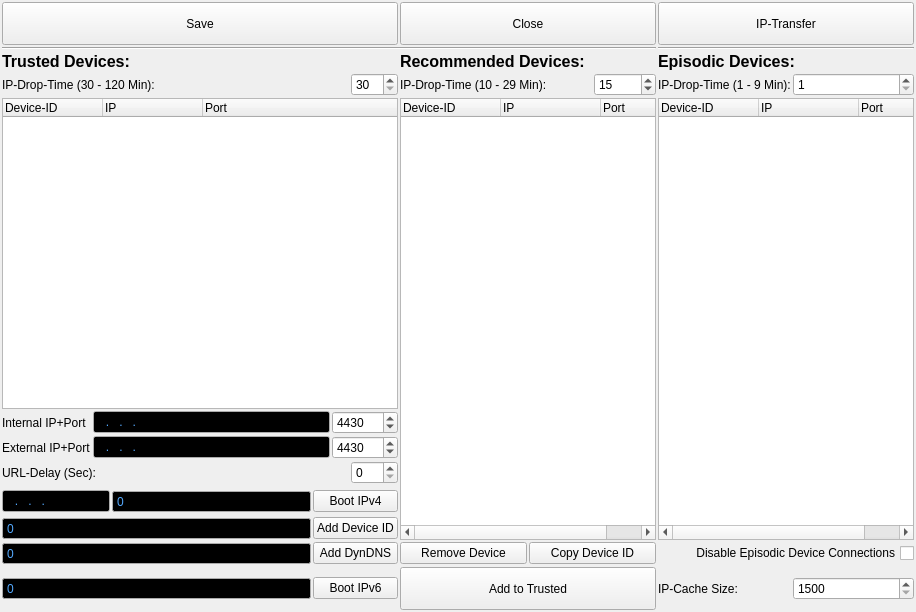
Qt form ui/connection-display.ui (berndhs/arado) before a commit.
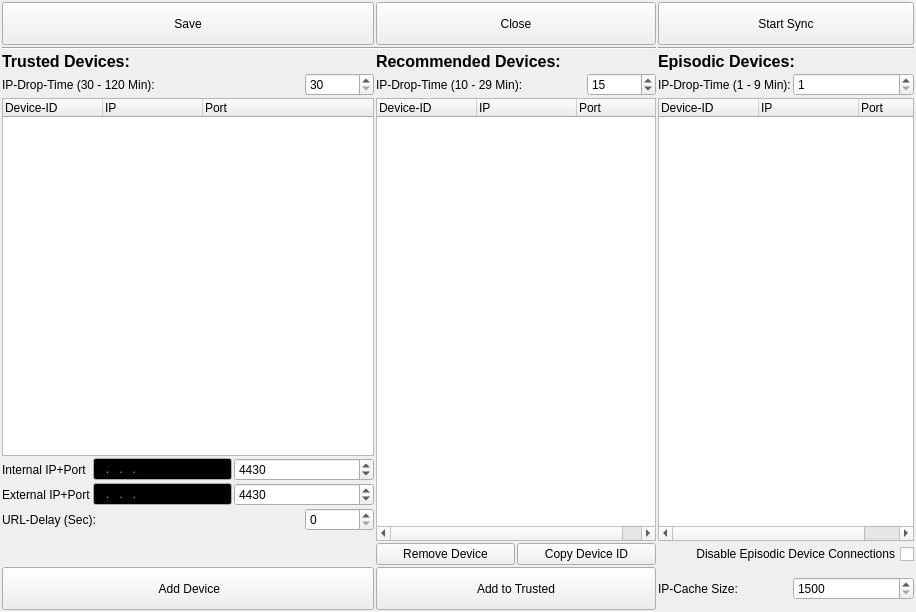
The same form after that commit. Icons and pictures are not drawn.

Commit message: connection display ui: Bottons "add server" and "transfer ip" added,  not connected to the code.

Diff of the .ui file:
```diff
--- a/ui/connection-display.ui
+++ b/ui/connection-display.ui
@@ -14,7 +14,7 @@
    <string>Form</string>
   </property>
   <layout class="QGridLayout" name="gridLayout">
-   <item row="3" column="0" colspan="6">
+   <item row="3" column="0" colspan="5">
     <widget class="QLabel" name="labeltrusted">
      <property name="font">
       <font>
@@ -28,7 +28,7 @@
      </property>
     </widget>
    </item>
-   <item row="3" column="6" colspan="4">
+   <item row="3" column="5" colspan="4">
     <widget class="QLabel" name="labeltrecommended">
      <property name="font">
       <font>
@@ -42,7 +42,7 @@
      </property>
     </widget>
    </item>
-   <item row="3" column="12" colspan="2">
+   <item row="3" column="11" colspan="2">
     <widget class="QLabel" name="labelrpisodiv">
      <property name="font">
       <font>
@@ -56,14 +56,14 @@
      </property>
     </widget>
    </item>
-   <item row="4" column="0" colspan="5">
+   <item row="4" column="0" colspan="4">
     <widget class="QLabel" name="labelipdrop_4">
      <property name="text">
       <string>IP-Drop-Time (30 - 120 Min):</string>
      </property>
     </widget>
    </item>
-   <item row="4" column="5">
+   <item row="4" column="4">
     <widget class="QSpinBox" name="ipdroptrusted">
      <property name="toolTip">
       <string>IP-connections of your devices are dropped for sync-balancing reasons each X minutes (10-30).</string>
@@ -79,14 +79,14 @@
      </property>
     </widget>
    </item>
-   <item row="4" column="6" colspan="3">
+   <item row="4" column="5" colspan="3">
     <widget class="QLabel" name="labelipdrop_3">
      <property name="text">
       <string>IP-Drop-Time (10 - 29 Min):</string>
      </property>
     </widget>
    </item>
-   <item row="4" column="9">
+   <item row="4" column="8">
     <widget class="QSpinBox" name="ipdroprecommended">
      <property name="toolTip">
       <string>IP-connections of your devices are dropped for sync-balancing reasons each X minutes (10-30).</string>
@@ -105,14 +105,14 @@
      </property>
     </widget>
    </item>
-   <item row="4" column="12">
+   <item row="4" column="11">
     <widget class="QLabel" name="labelipdrop_2">
      <property name="text">
       <string>IP-Drop-Time (1 - 9 Min):</string>
      </property>
     </widget>
    </item>
-   <item row="4" column="13">
+   <item row="4" column="12">
     <widget class="QSpinBox" name="ipdropepisodic">
      <property name="toolTip">
       <string>IP-connections of your devices are dropped for sync-balancing reasons each X minutes (10-30).</string>
@@ -128,7 +128,7 @@
      </property>
     </widget>
    </item>
-   <item row="5" column="0" colspan="6">
+   <item row="5" column="0" colspan="5">
     <widget class="QTreeWidget" name="treeWidget_trusted">
      <attribute name="headerDefaultSectionSize">
       <number>100</number>
@@ -150,7 +150,7 @@
      </column>
     </widget>
    </item>
-   <item row="5" column="6" rowspan="9" colspan="4">
+   <item row="5" column="5" rowspan="9" colspan="4">
     <widget class="QTreeWidget" name="treeWidget_recommended">
      <attribute name="headerDefaultSectionSize">
       <number>100</number>
@@ -172,7 +172,7 @@
      </column>
     </widget>
    </item>
-   <item row="5" column="12" rowspan="9" colspan="2">
+   <item row="5" column="11" rowspan="9" colspan="2">
     <widget class="QTreeWidget" name="treeWidget_episodic">
      <attribute name="headerDefaultSectionSize">
       <number>100</number>
@@ -194,595 +194,7 @@
      </column>
     </widget>
    </item>
-   <item row="6" column="0">
-    <widget class="QLabel" name="labelmyport_2">
-     <property name="text">
-      <string>Internal IP+Port</string>
-     </property>
-    </widget>
-   </item>
-   <item row="6" column="1" colspan="3">
-    <widget class="QLineEdit" name="addipinternal">
-     <property name="palette">
-      <palette>
-       <active>
-        <colorrole role="Text">
-         <brush brushstyle="SolidPattern">
-          <color alpha="255">
-           <red>85</red>
-           <green>170</green>
-           <blue>255</blue>
-          </color>
-         </brush>
-        </colorrole>
-        <colorrole role="Base">
-         <brush brushstyle="SolidPattern">
-          <color alpha="255">
-           <red>0</red>
-           <green>0</green>
-           <blue>0</blue>
-          </color>
-         </brush>
-        </colorrole>
-       </active>
-       <inactive>
-        <colorrole role="Text">
-         <brush brushstyle="SolidPattern">
-          <color alpha="255">
-           <red>85</red>
-           <green>170</green>
-           <blue>255</blue>
-          </color>
-         </brush>
-        </colorrole>
-        <colorrole role="Base">
-         <brush brushstyle="SolidPattern">
-          <color alpha="255">
-           <red>0</red>
-           <green>0</green>
-           <blue>0</blue>
-          </color>
-         </brush>
-        </colorrole>
-       </inactive>
-       <disabled>
-        <colorrole role="Text">
-         <brush brushstyle="SolidPattern">
-          <color alpha="255">
-           <red>190</red>
-           <green>190</green>
-           <blue>190</blue>
-          </color>
-         </brush>
-        </colorrole>
-        <colorrole role="Base">
-         <brush brushstyle="SolidPattern">
-          <color alpha="255">
-           <red>239</red>
-           <green>235</green>
-           <blue>231</blue>
-          </color>
-         </brush>
-        </colorrole>
-       </disabled>
-      </palette>
-     </property>
-     <property name="font">
-      <font>
-       <kerning>true</kerning>
-      </font>
-     </property>
-     <property name="toolTip">
-      <string>Enter any online  IP-Adress of your network, if the IP-cache is empty.</string>
-     </property>
-     <property name="inputMask">
-      <string>999.999.999.999; </string>
-     </property>
-     <property name="frame">
-      <bool>true</bool>
-     </property>
-    </widget>
-   </item>
-   <item row="6" column="4" colspan="2">
-    <widget class="QSpinBox" name="myportinternal">
-     <property name="toolTip">
-      <string>You need to forward this port in your NAT/router, if you want to connect.</string>
-     </property>
-     <property name="maximum">
-      <number>65535</number>
-     </property>
-     <property name="value">
-      <number>4430</number>
-     </property>
-    </widget>
-   </item>
-   <item row="7" column="0">
-    <widget class="QLabel" name="labelmyport_3">
-     <property name="text">
-      <string>External IP+Port</string>
-     </property>
-    </widget>
-   </item>
-   <item row="7" column="1" colspan="3">
-    <widget class="QLineEdit" name="addipexternal">
-     <property name="palette">
-      <palette>
-       <active>
-        <colorrole role="Text">
-         <brush brushstyle="SolidPattern">
-          <color alpha="255">
-           <red>85</red>
-           <green>170</green>
-           <blue>255</blue>
-          </color>
-         </brush>
-        </colorrole>
-        <colorrole role="Base">
-         <brush brushstyle="SolidPattern">
-          <color alpha="255">
-           <red>0</red>
-           <green>0</green>
-           <blue>0</blue>
-          </color>
-         </brush>
-        </colorrole>
-       </active>
-       <inactive>
-        <colorrole role="Text">
-         <brush brushstyle="SolidPattern">
-          <color alpha="255">
-           <red>85</red>
-           <green>170</green>
-           <blue>255</blue>
-          </color>
-         </brush>
-        </colorrole>
-        <colorrole role="Base">
-         <brush brushstyle="SolidPattern">
-          <color alpha="255">
-           <red>0</red>
-           <green>0</green>
-           <blue>0</blue>
-          </color>
-         </brush>
-        </colorrole>
-       </inactive>
-       <disabled>
-        <colorrole role="Text">
-         <brush brushstyle="SolidPattern">
-          <color alpha="255">
-           <red>190</red>
-           <green>190</green>
-           <blue>190</blue>
-          </color>
-         </brush>
-        </colorrole>
-        <colorrole role="Base">
-         <brush brushstyle="SolidPattern">
-          <color alpha="255">
-           <red>239</red>
-           <green>235</green>
-           <blue>231</blue>
-          </color>
-         </brush>
-        </colorrole>
-       </disabled>
-      </palette>
-     </property>
-     <property name="font">
-      <font>
-       <kerning>true</kerning>
-      </font>
-     </property>
-     <property name="toolTip">
-      <string>Enter any online  IP-Adress of your network, if the IP-cache is empty.</string>
-     </property>
-     <property name="inputMask">
-      <string>999.999.999.999; </string>
-     </property>
-     <property name="frame">
-      <bool>true</bool>
-     </property>
-    </widget>
-   </item>
-   <item row="7" column="4" colspan="2">
-    <widget class="QSpinBox" name="myportexternal">
-     <property name="toolTip">
-      <string>You need to forward this port in your NAT/router, if you want to connect.</string>
-     </property>
-     <property name="maximum">
-      <number>65535</number>
-     </property>
-     <property name="value">
-      <number>4430</number>
-     </property>
-    </widget>
-   </item>
-   <item row="8" column="0" colspan="5">
-    <widget class="QLabel" name="labelurldelay">
-     <property name="text">
-      <string>URL-Delay (Sec):</string>
-     </property>
-    </widget>
-   </item>
-   <item row="8" column="5">
-    <widget class="QSpinBox" name="urldelay">
-     <property name="toolTip">
-      <string>An URLs is transferred each X seconds to each connection. Delay defines the used bandwidth. 0 means as fast as possible.</string>
-     </property>
-    </widget>
-   </item>
-   <item row="11" column="0" colspan="2">
-    <widget class="QLineEdit" name="addbootipv4">
-     <property name="palette">
-      <palette>
-       <active>
-        <colorrole role="Text">
-         <brush brushstyle="SolidPattern">
-          <color alpha="255">
-           <red>85</red>
-           <green>170</green>
-           <blue>255</blue>
-          </color>
-         </brush>
-        </colorrole>
-        <colorrole role="Base">
-         <brush brushstyle="SolidPattern">
-          <color alpha="255">
-           <red>0</red>
-           <green>0</green>
-           <blue>0</blue>
-          </color>
-         </brush>
-        </colorrole>
-       </active>
-       <inactive>
-        <colorrole role="Text">
-         <brush brushstyle="SolidPattern">
-          <color alpha="255">
-           <red>85</red>
-           <green>170</green>
-           <blue>255</blue>
-          </color>
-         </brush>
-        </colorrole>
-        <colorrole role="Base">
-         <brush brushstyle="SolidPattern">
-          <color alpha="255">
-           <red>0</red>
-           <green>0</green>
-           <blue>0</blue>
-          </color>
-         </brush>
-        </colorrole>
-       </inactive>
-       <disabled>
-        <colorrole role="Text">
-         <brush brushstyle="SolidPattern">
-          <color alpha="255">
-           <red>190</red>
-           <green>190</green>
-           <blue>190</blue>
-          </color>
-         </brush>
-        </colorrole>
-        <colorrole role="Base">
-         <brush brushstyle="SolidPattern">
-          <color alpha="255">
-           <red>239</red>
-           <green>235</green>
-           <blue>231</blue>
-          </color>
-         </brush>
-        </colorrole>
-       </disabled>
-      </palette>
-     </property>
-     <property name="font">
-      <font>
-       <kerning>true</kerning>
-      </font>
-     </property>
-     <property name="toolTip">
-      <string>Enter any online  IP-Adress of your network, if the IP-cache is empty.</string>
-     </property>
-     <property name="inputMask">
-      <string>999.999.999.999; </string>
-     </property>
-     <property name="frame">
-      <bool>true</bool>
-     </property>
-    </widget>
-   </item>
-   <item row="11" column="2">
-    <widget class="QSpinBox" name="addbootportv4">
-     <property name="sizePolicy">
-      <sizepolicy hsizetype="Expanding" vsizetype="Fixed">
-       <horstretch>0</horstretch>
-       <verstretch>0</verstretch>
-      </sizepolicy>
-     </property>
-     <property name="palette">
-      <palette>
-       <active>
-        <colorrole role="Text">
-         <brush brushstyle="SolidPattern">
-          <color alpha="255">
-           <red>85</red>
-           <green>170</green>
-           <blue>255</blue>
-          </color>
-         </brush>
-        </colorrole>
-        <colorrole role="Base">
-         <brush brushstyle="SolidPattern">
-          <color alpha="255">
-           <red>0</red>
-           <green>0</green>
-           <blue>0</blue>
-          </color>
-         </brush>
-        </colorrole>
-       </active>
-       <inactive>
-        <colorrole role="Text">
-         <brush brushstyle="SolidPattern">
-          <color alpha="255">
-           <red>85</red>
-           <green>170</green>
-           <blue>255</blue>
-          </color>
-         </brush>
-        </colorrole>
-        <colorrole role="Base">
-         <brush brushstyle="SolidPattern">
-          <color alpha="255">
-           <red>0</red>
-           <green>0</green>
-           <blue>0</blue>
-          </color>
-         </brush>
-        </colorrole>
-       </inactive>
-       <disabled>
-        <colorrole role="Text">
-         <brush brushstyle="SolidPattern">
-          <color alpha="255">
-           <red>190</red>
-           <green>190</green>
-           <blue>190</blue>
-          </color>
-         </brush>
-        </colorrole>
-        <colorrole role="Base">
-         <brush brushstyle="SolidPattern">
-          <color alpha="255">
-           <red>239</red>
-           <green>235</green>
-           <blue>231</blue>
-          </color>
-         </brush>
-        </colorrole>
-       </disabled>
-      </palette>
-     </property>
-     <property name="toolTip">
-      <string>Add the referring port of the entered IP.</string>
-     </property>
-     <property name="frame">
-      <bool>true</bool>
-     </property>
-     <property name="buttonSymbols">
-      <enum>QAbstractSpinBox::NoButtons</enum>
-     </property>
-     <property name="maximum">
-      <number>65535</number>
-     </property>
-    </widget>
-   </item>
-   <item row="11" column="3" colspan="3">
-    <widget class="QPushButton" name="buttonbootipv4">
-     <property name="toolTip">
-      <string>Boot with an IP+Port, if the IP-cache is empty or outdated.</string>
-     </property>
-     <property name="text">
-      <string>Boot IPv4</string>
-     </property>
-    </widget>
-   </item>
-   <item row="13" column="0" colspan="3">
-    <widget class="QSpinBox" name="adddeviceid">
-     <property name="sizePolicy">
-      <sizepolicy hsizetype="Expanding" vsizetype="Fixed">
-       <horstretch>0</horstretch>
-       <verstretch>0</verstretch>
-      </sizepolicy>
-     </property>
-     <property name="palette">
-      <palette>
-       <active>
-        <colorrole role="Text">
-         <brush brushstyle="SolidPattern">
-          <color alpha="255">
-           <red>85</red>
-           <green>170</green>
-           <blue>255</blue>
-          </color>
-         </brush>
-        </colorrole>
-        <colorrole role="Base">
-         <brush brushstyle="SolidPattern">
-          <color alpha="255">
-           <red>0</red>
-           <green>0</green>
-           <blue>0</blue>
-          </color>
-         </brush>
-        </colorrole>
-       </active>
-       <inactive>
-        <colorrole role="Text">
-         <brush brushstyle="SolidPattern">
-          <color alpha="255">
-           <red>85</red>
-           <green>170</green>
-           <blue>255</blue>
-          </color>
-         </brush>
-        </colorrole>
-        <colorrole role="Base">
-         <brush brushstyle="SolidPattern">
-          <color alpha="255">
-           <red>0</red>
-           <green>0</green>
-           <blue>0</blue>
-          </color>
-         </brush>
-        </colorrole>
-       </inactive>
-       <disabled>
-        <colorrole role="Text">
-         <brush brushstyle="SolidPattern">
-          <color alpha="255">
-           <red>190</red>
-           <green>190</green>
-           <blue>190</blue>
-          </color>
-         </brush>
-        </colorrole>
-        <colorrole role="Base">
-         <brush brushstyle="SolidPattern">
-          <color alpha="255">
-           <red>239</red>
-           <green>235</green>
-           <blue>231</blue>
-          </color>
-         </brush>
-        </colorrole>
-       </disabled>
-      </palette>
-     </property>
-     <property name="toolTip">
-      <string>Add the referring port of the entered IP.</string>
-     </property>
-     <property name="frame">
-      <bool>true</bool>
-     </property>
-     <property name="buttonSymbols">
-      <enum>QAbstractSpinBox::NoButtons</enum>
-     </property>
-     <property name="maximum">
-      <number>65535</number>
-     </property>
-    </widget>
-   </item>
-   <item row="13" column="3" colspan="3">
-    <widget class="QPushButton" name="pushButton_adddeviceid">
-     <property name="toolTip">
-      <string>Enter the Device-IP, the DHT will find the current IP.</string>
-     </property>
-     <property name="text">
-      <string>Add Device ID</string>
-     </property>
-    </widget>
-   </item>
-   <item row="16" column="0" colspan="3">
-    <widget class="QSpinBox" name="adddyndns">
-     <property name="sizePolicy">
-      <sizepolicy hsizetype="Expanding" vsizetype="Fixed">
-       <horstretch>0</horstretch>
-       <verstretch>0</verstretch>
-      </sizepolicy>
-     </property>
-     <property name="palette">
-      <palette>
-       <active>
-        <colorrole role="Text">
-         <brush brushstyle="SolidPattern">
-          <color alpha="255">
-           <red>85</red>
-           <green>170</green>
-           <blue>255</blue>
-          </color>
-         </brush>
-        </colorrole>
-        <colorrole role="Base">
-         <brush brushstyle="SolidPattern">
-          <color alpha="255">
-           <red>0</red>
-           <green>0</green>
-           <blue>0</blue>
-          </color>
-         </brush>
-        </colorrole>
-       </active>
-       <inactive>
-        <colorrole role="Text">
-         <brush brushstyle="SolidPattern">
-          <color alpha="255">
-           <red>85</red>
-           <green>170</green>
-           <blue>255</blue>
-          </color>
-         </brush>
-        </colorrole>
-        <colorrole role="Base">
-         <brush brushstyle="SolidPattern">
-          <color alpha="255">
-           <red>0</red>
-           <green>0</green>
-           <blue>0</blue>
-          </color>
-         </brush>
-        </colorrole>
-       </inactive>
-       <disabled>
-        <colorrole role="Text">
-         <brush brushstyle="SolidPattern">
-          <color alpha="255">
-           <red>190</red>
-           <green>190</green>
-           <blue>190</blue>
-          </color>
-         </brush>
-        </colorrole>
-        <colorrole role="Base">
-         <brush brushstyle="SolidPattern">
-          <color alpha="255">
-           <red>239</red>
-           <green>235</green>
-           <blue>231</blue>
-          </color>
-         </brush>
-        </colorrole>
-       </disabled>
-      </palette>
-     </property>
-     <property name="toolTip">
-      <string>Add the referring port of the entered IP.</string>
-     </property>
-     <property name="frame">
-      <bool>true</bool>
-     </property>
-     <property name="buttonSymbols">
-      <enum>QAbstractSpinBox::NoButtons</enum>
-     </property>
-     <property name="maximum">
-      <number>65535</number>
-     </property>
-    </widget>
-   </item>
-   <item row="16" column="3" colspan="3">
-    <widget class="QPushButton" name="pushButton_adddyndns">
-     <property name="toolTip">
-      <string>Add DynDNS URL for any IP to the trusted Cache.</string>
-     </property>
-     <property name="text">
-      <string>Add DynDNS</string>
-     </property>
-    </widget>
-   </item>
-   <item row="16" column="6" colspan="2">
+   <item row="16" column="5" colspan="2">
     <widget class="QPushButton" name="pushButton_remove">
      <property name="toolTip">
       <string>Removes a trusted IP from the list.</string>
@@ -792,7 +204,7 @@
      </property>
     </widget>
    </item>
-   <item row="16" column="8" colspan="2">
+   <item row="16" column="7" colspan="2">
     <widget class="QPushButton" name="pushButton_copyid">
      <property name="toolTip">
       <string>Copy your Device-ID to the clipboard</string>
@@ -802,103 +214,7 @@
      </property>
     </widget>
    </item>
-   <item row="17" column="0" colspan="3">
-    <widget class="QSpinBox" name="addbootipv6">
-     <property name="sizePolicy">
-      <sizepolicy hsizetype="Expanding" vsizetype="Fixed">
-       <horstretch>0</horstretch>
-       <verstretch>0</verstretch>
-      </sizepolicy>
-     </property>
-     <property name="palette">
-      <palette>
-       <active>
-        <colorrole role="Text">
-         <brush brushstyle="SolidPattern">
-          <color alpha="255">
-           <red>85</red>
-           <green>170</green>
-           <blue>255</blue>
-          </color>
-         </brush>
-        </colorrole>
-        <colorrole role="Base">
-         <brush brushstyle="SolidPattern">
-          <color alpha="255">
-           <red>0</red>
-           <green>0</green>
-           <blue>0</blue>
-          </color>
-         </brush>
-        </colorrole>
-       </active>
-       <inactive>
-        <colorrole role="Text">
-         <brush brushstyle="SolidPattern">
-          <color alpha="255">
-           <red>85</red>
-           <green>170</green>
-           <blue>255</blue>
-          </color>
-         </brush>
-        </colorrole>
-        <colorrole role="Base">
-         <brush brushstyle="SolidPattern">
-          <color alpha="255">
-           <red>0</red>
-           <green>0</green>
-           <blue>0</blue>
-          </color>
-         </brush>
-        </colorrole>
-       </inactive>
-       <disabled>
-        <colorrole role="Text">
-         <brush brushstyle="SolidPattern">
-          <color alpha="255">
-           <red>190</red>
-           <green>190</green>
-           <blue>190</blue>
-          </color>
-         </brush>
-        </colorrole>
-        <colorrole role="Base">
-         <brush brushstyle="SolidPattern">
-          <color alpha="255">
-           <red>239</red>
-           <green>235</green>
-           <blue>231</blue>
-          </color>
-         </brush>
-        </colorrole>
-       </disabled>
-      </palette>
-     </property>
-     <property name="toolTip">
-      <string>Add the referring port of the entered IP.</string>
-     </property>
-     <property name="frame">
-      <bool>true</bool>
-     </property>
-     <property name="buttonSymbols">
-      <enum>QAbstractSpinBox::NoButtons</enum>
-     </property>
-     <property name="maximum">
-      <number>65535</number>
-     </property>
-    </widget>
-   </item>
-   <item row="17" column="3" colspan="3">
-    <widget class="QPushButton" name="pushButton_bootipv6">
-     <property name="toolTip">
-      <string>Boot with any online IPv6 Adress</string>
-     </property>
-     <property name="text">
-      <string>Boot IPv6</string>
-     </property>
-    </widget>
-   </item>
-   <item row="17" column="6" colspan="4">
+   <item row="17" column="5" colspan="4">
     <widget class="QPushButton" name="pushButton_addtotrusted">
      <property name="minimumSize">
       <size>
@@ -924,7 +240,7 @@
      </property>
     </widget>
    </item>
-   <item row="17" column="12">
+   <item row="17" column="11">
     <widget class="QLabel" name="labelipcachesize_3">
      <property name="layoutDirection">
       <enum>Qt::RightToLeft</enum>
@@ -934,7 +250,7 @@
      </property>
     </widget>
    </item>
-   <item row="17" column="13">
+   <item row="17" column="12">
     <widget class="QSpinBox" name="ipcachesize">
      <property name="toolTip">
       <string>Amount of IP-adresses in your IP-cache (1500-5000). Rise up, if all IP-adresses are outdated or offline and connections fail after a start.  Then each minute a request is sent to the boot-IP-connections, to fill the cache for 100%.</string>
@@ -950,7 +266,7 @@
      </property>
     </widget>
    </item>
-   <item row="16" column="12" colspan="2">
+   <item row="16" column="11" colspan="2">
     <widget class="QCheckBox" name="checkboxdisableepisodic">
      <property name="layoutDirection">
       <enum>Qt::RightToLeft</enum>
@@ -960,7 +276,7 @@
      </property>
     </widget>
    </item>
-   <item row="1" column="0" colspan="6">
+   <item row="1" column="0" colspan="5">
     <widget class="QPushButton" name="pushButton_savesettings_2">
      <property name="enabled">
       <bool>true</bool>
@@ -989,7 +305,7 @@
      </property>
     </widget>
    </item>
-   <item row="1" column="6" colspan="4">
+   <item row="1" column="5" colspan="4">
     <widget class="QPushButton" name="pushButton_closesettings">
      <property name="enabled">
       <bool>true</bool>
@@ -1018,7 +334,7 @@
      </property>
     </widget>
    </item>
-   <item row="1" column="12" colspan="2">
+   <item row="1" column="11" colspan="2">
     <widget class="QPushButton" name="pushButton_iptransfer">
      <property name="minimumSize">
       <size>
@@ -1030,7 +346,7 @@
       <string>Asks connected devices for their trusted, recommended and episodic Device-IP-Lists. Trusted Devices are transfered to Recommended List. All other into Episodic List.</string>
      </property>
      <property name="text">
-      <string>IP-Transfer</string>
+      <string>Start Sync</string>
      </property>
      <property name="icon">
       <iconset resource="../arado.qrc">
@@ -1044,21 +360,289 @@
      </property>
     </widget>
    </item>
-   <item row="2" column="0" colspan="10">
+   <item row="2" column="0" colspan="9">
     <widget class="Line" name="line">
      <property name="orientation">
       <enum>Qt::Horizontal</enum>
      </property>
     </widget>
    </item>
-   <item row="2" column="12" colspan="2">
+   <item row="2" column="11" colspan="2">
     <widget class="Line" name="line_2">
      <property name="orientation">
       <enum>Qt::Horizontal</enum>
      </property>
     </widget>
    </item>
+   <item row="17" column="0" colspan="5">
+    <widget class="QPushButton" name="buttonbootipv4">
+     <property name="minimumSize">
+      <size>
+       <width>0</width>
+       <height>43</height>
+      </size>
+     </property>
+     <property name="baseSize">
+      <size>
+       <width>0</width>
+       <height>0</height>
+      </size>
+     </property>
+     <property name="toolTip">
+      <string>Boot with an IP+Port, if the IP-cache is empty or outdated.</string>
+     </property>
+     <property name="text">
+      <string> Add Device</string>
+     </property>
+     <property name="icon">
+      <iconset resource="../arado.qrc">
+       <normaloff>:/images/connect_established.png</normaloff>:/images/connect_established.png</iconset>
+     </property>
+     <property name="iconSize">
+      <size>
+       <width>32</width>
+       <height>32</height>
+      </size>
+     </property>
+    </widget>
+   </item>
+   <item row="6" column="3" colspan="2">
+    <widget class="QSpinBox" name="myportinternal">
+     <property name="toolTip">
+      <string>You need to forward this port in your NAT/router, if you want to connect.</string>
+     </property>
+     <property name="maximum">
+      <number>65535</number>
+     </property>
+     <property name="value">
+      <number>4430</number>
+     </property>
+    </widget>
+   </item>
+   <item row="6" column="1" colspan="2">
+    <widget class="QLineEdit" name="addipinternal">
+     <property name="palette">
+      <palette>
+       <active>
+        <colorrole role="Text">
+         <brush brushstyle="SolidPattern">
+          <color alpha="255">
+           <red>85</red>
+           <green>170</green>
+           <blue>255</blue>
+          </color>
+         </brush>
+        </colorrole>
+        <colorrole role="Base">
+         <brush brushstyle="SolidPattern">
+          <color alpha="255">
+           <red>0</red>
+           <green>0</green>
+           <blue>0</blue>
+          </color>
+         </brush>
+        </colorrole>
+       </active>
+       <inactive>
+        <colorrole role="Text">
+         <brush brushstyle="SolidPattern">
+          <color alpha="255">
+           <red>85</red>
+           <green>170</green>
+           <blue>255</blue>
+          </color>
+         </brush>
+        </colorrole>
+        <colorrole role="Base">
+         <brush brushstyle="SolidPattern">
+          <color alpha="255">
+           <red>0</red>
+           <green>0</green>
+           <blue>0</blue>
+          </color>
+         </brush>
+        </colorrole>
+       </inactive>
+       <disabled>
+        <colorrole role="Text">
+         <brush brushstyle="SolidPattern">
+          <color alpha="255">
+           <red>190</red>
+           <green>190</green>
+           <blue>190</blue>
+          </color>
+         </brush>
+        </colorrole>
+        <colorrole role="Base">
+         <brush brushstyle="SolidPattern">
+          <color alpha="255">
+           <red>239</red>
+           <green>235</green>
+           <blue>231</blue>
+          </color>
+         </brush>
+        </colorrole>
+       </disabled>
+      </palette>
+     </property>
+     <property name="font">
+      <font>
+       <kerning>true</kerning>
+      </font>
+     </property>
+     <property name="toolTip">
+      <string>Enter any online  IP-Adress of your network, if the IP-cache is empty.</string>
+     </property>
+     <property name="inputMask">
+      <string>999.999.999.999; </string>
+     </property>
+     <property name="frame">
+      <bool>true</bool>
+     </property>
+    </widget>
+   </item>
+   <item row="7" column="1" colspan="2">
+    <widget class="QLineEdit" name="addipexternal">
+     <property name="palette">
+      <palette>
+       <active>
+        <colorrole role="Text">
+         <brush brushstyle="SolidPattern">
+          <color alpha="255">
+           <red>85</red>
+           <green>170</green>
+           <blue>255</blue>
+          </color>
+         </brush>
+        </colorrole>
+        <colorrole role="Base">
+         <brush brushstyle="SolidPattern">
+          <color alpha="255">
+           <red>0</red>
+           <green>0</green>
+           <blue>0</blue>
+          </color>
+         </brush>
+        </colorrole>
+       </active>
+       <inactive>
+        <colorrole role="Text">
+         <brush brushstyle="SolidPattern">
+          <color alpha="255">
+           <red>85</red>
+           <green>170</green>
+           <blue>255</blue>
+          </color>
+         </brush>
+        </colorrole>
+        <colorrole role="Base">
+         <brush brushstyle="SolidPattern">
+          <color alpha="255">
+           <red>0</red>
+           <green>0</green>
+           <blue>0</blue>
+          </color>
+         </brush>
+        </colorrole>
+       </inactive>
+       <disabled>
+        <colorrole role="Text">
+         <brush brushstyle="SolidPattern">
+          <color alpha="255">
+           <red>190</red>
+           <green>190</green>
+           <blue>190</blue>
+          </color>
+         </brush>
+        </colorrole>
+        <colorrole role="Base">
+         <brush brushstyle="SolidPattern">
+          <color alpha="255">
+           <red>239</red>
+           <green>235</green>
+           <blue>231</blue>
+          </color>
+         </brush>
+        </colorrole>
+       </disabled>
+      </palette>
+     </property>
+     <property name="font">
+      <font>
+       <kerning>true</kerning>
+      </font>
+     </property>
+     <property name="toolTip">
+      <string>Enter any online  IP-Adress of your network, if the IP-cache is empty.</string>
+     </property>
+     <property name="inputMask">
+      <string>999.999.999.999; </string>
+     </property>
+     <property name="frame">
+      <bool>true</bool>
+     </property>
+    </widget>
+   </item>
+   <item row="6" column="0">
+    <widget class="QLabel" name="labelmyport_2">
+     <property name="text">
+      <string>Internal IP+Port</string>
+     </property>
+    </widget>
+   </item>
+   <item row="7" column="0">
+    <widget class="QLabel" name="labelmyport_3">
+     <property name="text">
+      <string>External IP+Port</string>
+     </property>
+    </widget>
+   </item>
+   <item row="7" column="3" colspan="2">
+    <widget class="QSpinBox" name="myportexternal">
+     <property name="toolTip">
+      <string>You need to forward this port in your NAT/router, if you want to connect.</string>
+     </property>
+     <property name="maximum">
+      <number>65535</number>
+     </property>
+     <property name="value">
+      <number>4430</number>
+     </property>
+    </widget>
+   </item>
+   <item row="8" column="0" colspan="4">
+    <widget class="QLabel" name="labelurldelay">
+     <property name="text">
+      <string>URL-Delay (Sec):</string>
+     </property>
+    </widget>
+   </item>
+   <item row="8" column="4">
+    <widget class="QSpinBox" name="urldelay">
+     <property name="toolTip">
+      <string>An URLs is transferred each X seconds to each connection. Delay defines the used bandwidth. 0 means as fast as possible.</string>
+     </property>
+    </widget>
+   </item>
   </layout>
+  <action name="actionAddServer">
+   <property name="icon">
+    <iconset resource="../arado.qrc">
+     <normaloff>:/images/connect_established.png</normaloff>:/images/connect_established.png</iconset>
+   </property>
+   <property name="text">
+    <string>Add Device</string>
+   </property>
+  </action>
+  <action name="actionPoll">
+   <property name="icon">
+    <iconset resource="../arado.qrc">
+     <normaloff>:/images/noatunloopsong.png</normaloff>:/images/noatunloopsong.png</iconset>
+   </property>
+   <property name="text">
+    <string>Start Sync</string>
+   </property>
+  </action>
  </widget>
  <layoutdefault spacing="2" margin="2"/>
  <resources>
```
The commit also changes 1 other file.
